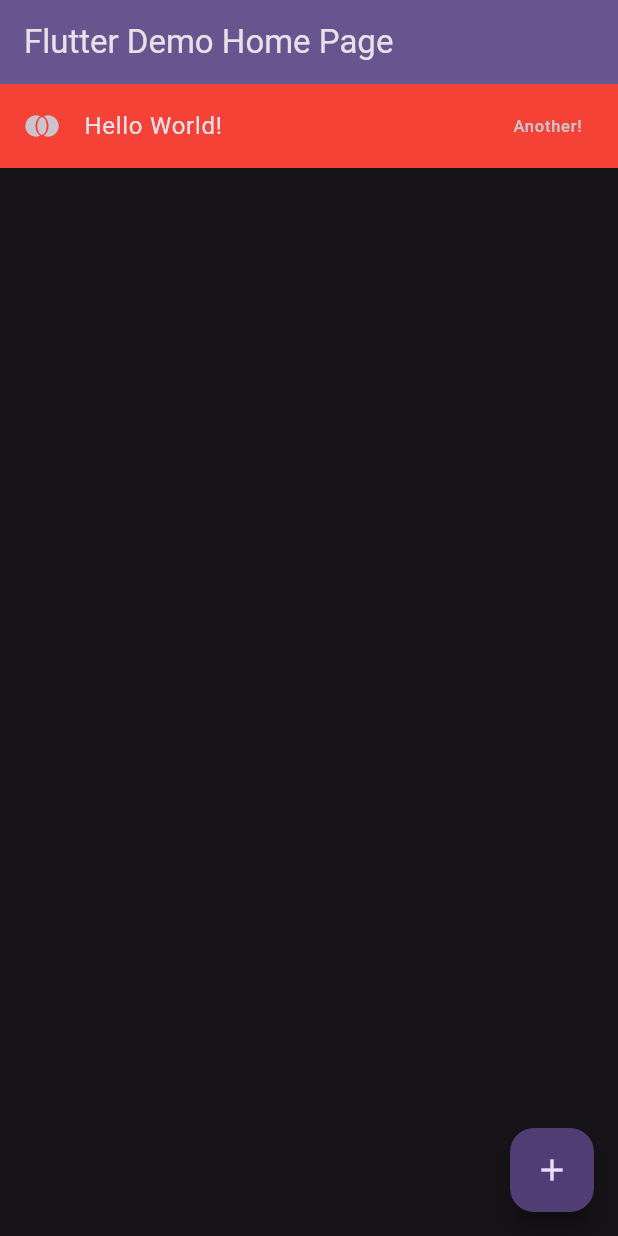
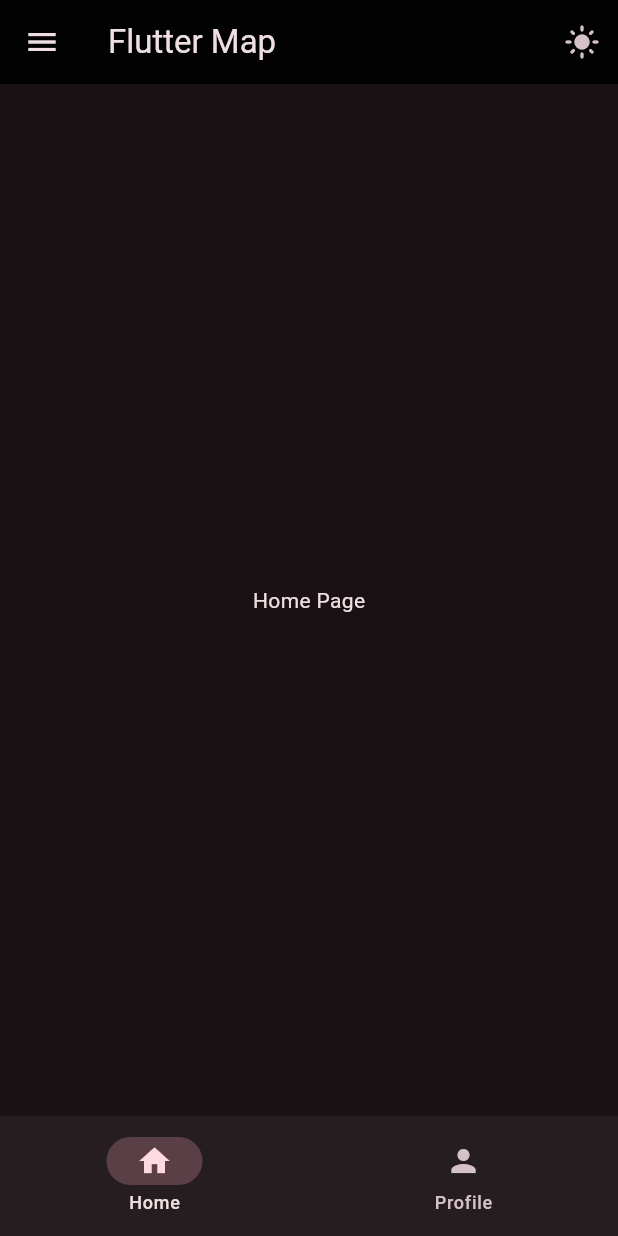
Before and after one commit to JAOALUCAS/estudos_flutter, a Flutter app: the screen it shows after launch, on a phone screen of 412 x 824 dp. Run offline on Flutter 3.47's test engine with Material 3 defaults, Android fonts, the phone set to English and light mode, and no system bars.

Commit message:
Notifier, State, TextField

```diff
--- /dev/null
+++ b/lib/data/notifiers.dart
@@ -0,0 +1,7 @@
+// ValueNotifier: hold the data
+// ValueListenableBuilder: listen the data
+
+import 'package:flutter/material.dart';
+
+ValueNotifier<int> selectedPageNotifier = ValueNotifier(0);
+ValueNotifier<bool> isLigthModeNotifier = ValueNotifier(false);
--- a/lib/main.dart
+++ b/lib/main.dart
@@ -1,146 +1,48 @@
 import 'package:flutter/material.dart';
+import 'package:flutter_apps/data/notifiers.dart';
+import 'package:flutter_apps/views/widget_tree.dart';
 
 void main() {
   runApp(const MyApp());
 }
+
+// stateless: not change
+// materail app
+// scaffold
+// stateful: change
+// setState to change
 
 class MyApp extends StatelessWidget {
   const MyApp({super.key});
 
   @override
   Widget build(BuildContext context) {
-    return MaterialApp(
-      title: 'Flutter Demo',
-      debugShowCheckedModeBanner: false,
-      theme: ThemeData(
-        colorScheme: .fromSeed(seedColor: Colors.deepPurple, brightness: Brightness.dark),
-      ),
-      home: const MyHomePage(title: 'Flutter Demo Home Page'),
-    );
+    return ValueListenableBuilder(
+      valueListenable: isLigthModeNotifier,
+      builder: (context, isLigthMode, child) {
+      return MaterialApp(
+        debugShowCheckedModeBanner: false,
+        theme: ThemeData(colorScheme: ColorScheme.fromSeed(
+          seedColor: isLigthMode ? Colors.white24 : Colors.black26,
+          brightness: isLigthMode ? Brightness.light : Brightness.dark
+        )),
+        home: MyHomePage()
+      );
+    },);
   }
 }
 
 class MyHomePage extends StatefulWidget {
-  const MyHomePage({super.key, required this.title});
-
-  final String title;
+  const MyHomePage({super.key});
 
   @override
   State<MyHomePage> createState() => _MyHomePageState();
 }
 
 class _MyHomePageState extends State<MyHomePage> {
-  int _counter = 0;
-
-  void _incrementCounter() {
-    setState(() {
-
-      _counter++;
-    });
-  }
 
   @override
   Widget build(BuildContext context) {
-
-    return Scaffold(
-      appBar: AppBar(
-
-        backgroundColor: Theme.of(context).colorScheme.inversePrimary,
-
-        title: Text(widget.title),
-        // leading: Icon(Icons.notification_add, color: Colors.amber,),
-      ),
-      body: Container(
-        child: ListTile(
-          leading: Icon(Icons.join_full),
-          title: Text('Hello World!'),
-          tileColor: Colors.red,
-          trailing: Text('Another!'),
-          onTap: () {
-            print('clicked!');
-          },
-        ),
-      ),
-      // body: Stack( // Padding
-      //   children: [
-      //     Image.asset(
-      //       "assets/images/wallpaper-de-paisagem-em-design-plano_74890-42.avif",
-      //       // height: double.infinity,
-      //       fit: BoxFit.cover,
-      //       height: 300,
-      //     ),
-      //     SizedBox(
-      //       height: 300,
-      //       child: Text("Hello World!"),
-      //     )
-      //   ],
-      // ),
-      // body: Image.network(
-      //   "https://i0.wp.com/espaferro.com.br/wp-content/uploads/2024/06/placeholder-103.png?ssl=1",
-      //   height: double.infinity,
-      //   fit: BoxFit.fill,
-      // ),
-      // body: Center(
-
-      //   // child: Column(
-      //   //
-      //   //   mainAxisAlignment: .center,
-      //   //   children: [
-      //   //     const Text('You have pushed the button this many times:'),
-      //   //     Text(
-      //   //       '$_counter',
-      //   //       style: Theme.of(context).textTheme.headlineMedium,
-      //   //     ),
-      //   //   ],
-      //   // ),
-      //   child: Container(
-      //     color: Colors.black38,
-      //     width: double.infinity,
-      //     child: Column( // Row // Center // Wrap
-      //       mainAxisAlignment: MainAxisAlignment.center, // Y
-      //       // crossAxisAlignment: CrossAxisAlignment.end, // X
-      //       mainAxisSize: MainAxisSize.min,
-      //       children: [
-      //         Container(
-      //           height: 100,
-      //           width: double.infinity,
-      //           // margin: EdgeInsets.all(50),
-      //           // padding: EdgeInsets.all(50),
-      //           decoration: BoxDecoration(
-      //             borderRadius: BorderRadius.circular(25),
-      //             color: Colors.red
-      //           ),
-      //           child: Text(
-      //             'Hello',
-      //             style: TextStyle(
-      //               color: Colors.white
-      //             ),
-      //           )
-      //         ),
-      //         Container(
-      //           height: 100,
-      //           width: double.infinity,
-      //           // padding: EdgeInsets.all(50),
-      //           decoration: BoxDecoration(
-      //             borderRadius: BorderRadius.circular(25),
-      //             color: Colors.red
-      //           ),
-      //           child: Text(
-      //             'Hello',
-      //             style: TextStyle(
-      //               color: Colors.white
-      //             ),
-      //           )
-      //         ),
-      //       ],
-      //     )
-      //   )
-      // ),
-      floatingActionButton: FloatingActionButton(
-        onPressed: _incrementCounter,
-        tooltip: 'Increment',
-        child: const Icon(Icons.add),
-      ),
-    );
+    return WidgetTree();
   }
 }
--- /dev/null
+++ b/lib/views/pages/home_page.dart
@@ -0,0 +1,11 @@
+import 'package:flutter/material.dart';
+
+class HomePage extends StatelessWidget {
+
+  const HomePage({super.key});
+
+  @override
+  Widget build(BuildContext context) {
+    return Center(child: Text('Home Page'),);
+  }
+}
--- /dev/null
+++ b/lib/views/widget_tree.dart
@@ -0,0 +1,86 @@
+import 'package:flutter/material.dart';
+import 'package:flutter_apps/data/notifiers.dart';
+import 'package:flutter_apps/views/pages/home_page.dart';
+import 'package:flutter_apps/views/pages/profile_page.dart';
+import 'package:flutter_apps/widgets/navbar_widget.dart';
+
+String? title = 'Flutter Map';
+
+List<Widget> pages = [
+  HomePage(),
+  ProfilePage()
+];
+
+class WidgetTree extends StatelessWidget {
+  const WidgetTree({super.key});
+
+  @override
+  Widget build(BuildContext context) {
+    return Scaffold( // SafeArea
+        appBar: AppBar(
+          title: Text(title!),
+          // bottom: ,
+          centerTitle: false,
+          // leading: Icon(Icons.abc),
+          actions: [
+            IconButton(
+              onPressed: () {
+                isLigthModeNotifier.value = !isLigthModeNotifier.value;
+              },
+              icon: ValueListenableBuilder(
+                valueListenable: isLigthModeNotifier,
+                builder: (context, isLigthMode, child) {
+                  return Icon(
+                    isLigthMode
+                    ? Icons.dark_mode
+                    : Icons.light_mode
+                  );
+              },)
+            )
+          ],
+          backgroundColor: Colors.black87,
+        ),
+        drawer: Drawer( // SafeArea
+          child: Column(
+            children: [
+              DrawerHeader(child: Text('Drawer')),
+              ListTile(
+                title: Text('Text'),
+              )
+            ],
+          ),
+        ),
+        body: ValueListenableBuilder(
+          valueListenable: selectedPageNotifier,
+          builder: (BuildContext context, int selectedPage, Widget? child) {
+            return  pages.elementAt(selectedPage);
+          },
+        ),
+        // body: pages.elementAt(0),
+        // body: currentIndex == 0
+        //   ? Center(child: Text('Home'),)
+        //   : Center(child: Text('Profile'),),
+        // floatingActionButton: Column(
+        //   mainAxisAlignment: MainAxisAlignment.end,
+        //   children: [
+        //     FloatingActionButton(
+        //       onPressed: () {
+
+        //       },
+        //       child: Icon(Icons.add),
+        //     ),
+        //     SizedBox(
+        //       height: 10.0,
+        //     ),
+        //     FloatingActionButton(
+        //       onPressed: () {
+
+        //       },
+        //       child: Icon(Icons.add),
+        //     ),
+        //   ],
+        // ),
+        bottomNavigationBar: NavbarWidget(),
+      );;
+  }
+}
--- /dev/null
+++ b/lib/widgets/navbar_widget.dart
@@ -0,0 +1,29 @@
+import 'package:flutter/material.dart';
+import 'package:flutter_apps/data/notifiers.dart';
+
+class NavbarWidget extends StatelessWidget {
+  const NavbarWidget({super.key});
+
+  @override
+  Widget build(BuildContext context) {
+    return ValueListenableBuilder(
+      valueListenable: selectedPageNotifier,
+      builder: (context, selectedPage, child) {
+        return NavigationBar
+        (
+          destinations: [
+            NavigationDestination(icon: Icon(Icons.home), label: 'Home'),
+            NavigationDestination(icon: Icon(Icons.person), label: 'Profile'),
+          ],
+          onDestinationSelected: (int value) {
+            // setState(() {
+            //   currentIndex = value;
+            // });
+            selectedPageNotifier.value = value;
+          },
+          selectedIndex: selectedPage,
+        );
+      },
+    );
+  }
+}
```
Also changed, not shown: lib/test.dart (+127 -57 lines), lib/views/pages/profile_page.dart (added, +53 -0 lines), flutter_01.png (added), flutter_02.png (added).
